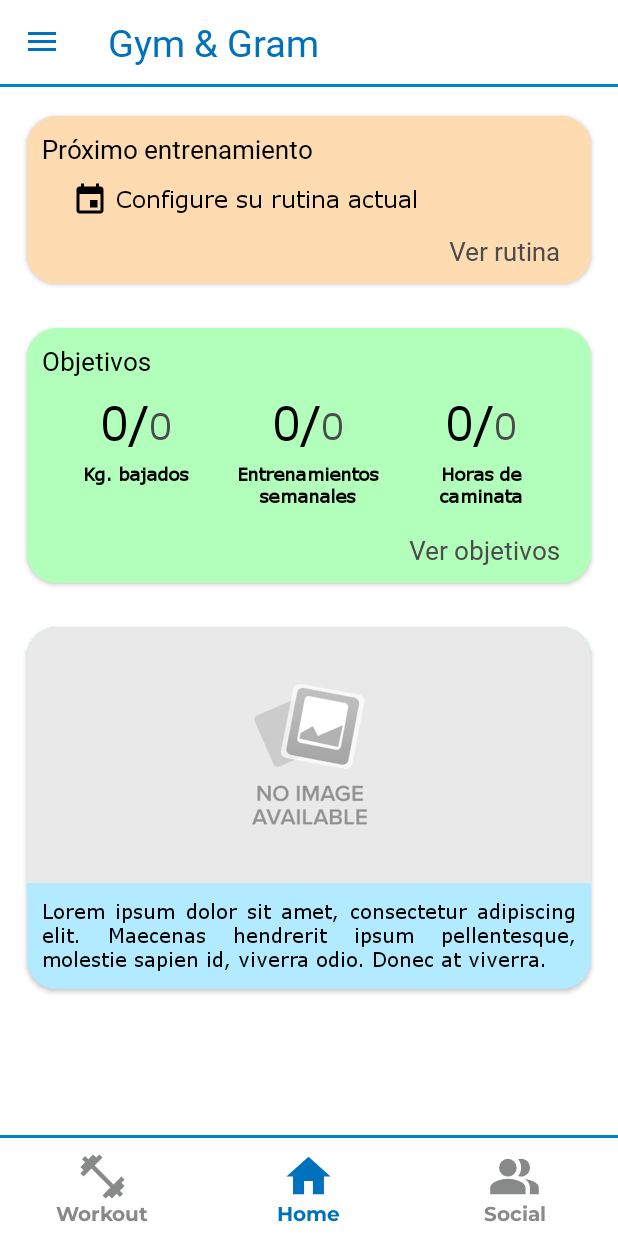
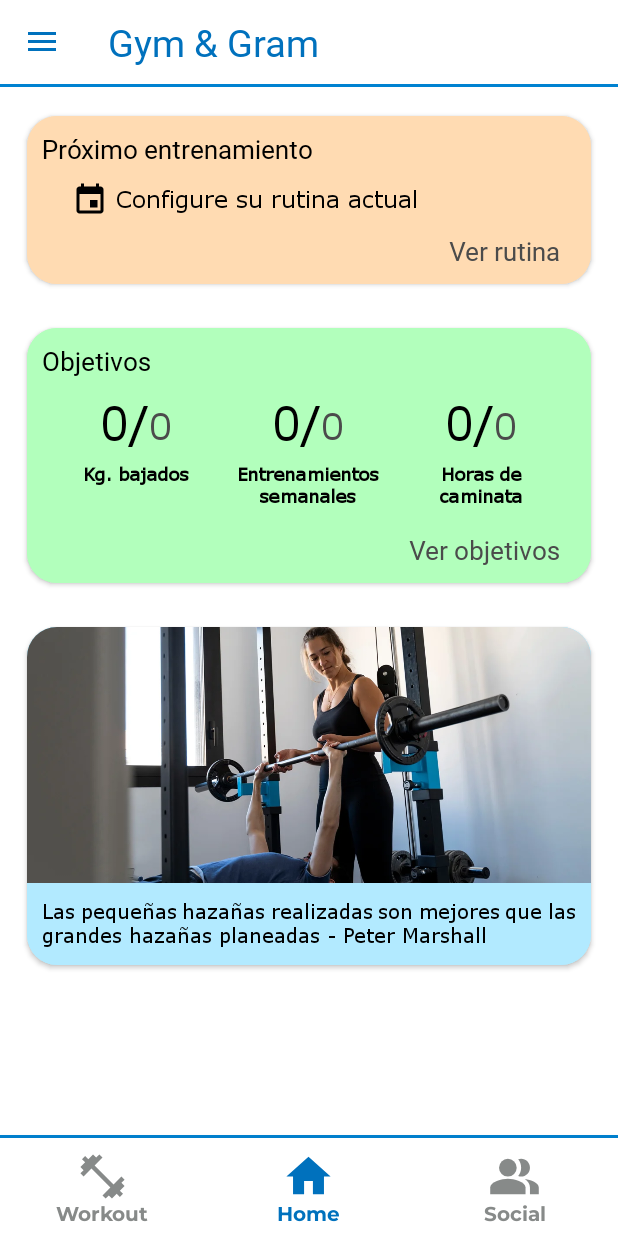
Before and after one commit to MateoJereb/GymAndGram, an Android app: the screen it shows after launch (MainActivity), on a phone screen of 412 x 824 dp. Run offline under Robolectric (Android 15) with nearby library versions, the phone set to English and light mode, and no system bars; our stand-ins replace CircleImageView, Room's generated code; 6 statements that could not run were skipped.

Commit message:
Se muestra aleatoriamente 1 frase y su imagen de 8 opciones en InicioFragment

```diff
--- a/app/src/main/java/com/isaiajereb/gymandgram/ui/InicioFragment.java
+++ b/app/src/main/java/com/isaiajereb/gymandgram/ui/InicioFragment.java
@@ -41,6 +41,7 @@ import java.time.temporal.TemporalUnit;
 import java.util.Collections;
 import java.util.Comparator;
 import java.util.List;
+import java.util.Random;
 
 public class InicioFragment extends Fragment {
 
@@ -108,6 +109,18 @@ public class InicioFragment extends Fragment {
                 }
             }
         });
+
+        elegirFrase();
+    }
+
+    private void elegirFrase() {
+        Integer[] imagenes = {R.drawable.imagen_1,R.drawable.imagen_2,R.drawable.imagen_3,R.drawable.imagen_4,R.drawable.imagen_5,R.drawable.imagen_6,R.drawable.imagen_7,R.drawable.imagen_8};
+        Integer[] frases = {R.string.frase1,R.string.frase2,R.string.frase3,R.string.frase4,R.string.frase5,R.string.frase6,R.string.frase7,R.string.frase8};
+
+        Integer numRandom = new Random().nextInt(8);
+
+        binding.fraseTextView.setText(frases[numRandom]);
+        binding.fraseImageView.setImageDrawable(getResources().getDrawable(imagenes[numRandom]));
     }
 
     private void calcularProximoEntrenamiento(List<Dia> dias){
--- a/app/src/main/res/values/strings.xml
+++ b/app/src/main/res/values/strings.xml
@@ -30,4 +30,17 @@
     <string name="kg">Kg</string>
     <string name="editar">Editar</string>
     <string name="eliminar">Eliminar</string>
+
+
+    <!-- Frases -->
+    <string name="frase1">"Vamos a conseguir muchas más cosas si pensamos que nada es imposible" - Vince Lombardi</string>
+    <string name="frase2">"Odié cada minuto de entrenamiento, pero dije, “no te rindas. Sufre ahora y vive el resto de tu vida como un campeón" - Muhammad Ali</string>
+    <string name="frase3">"La fuerza no viene de una capacidad física. Viene de una voluntad indomable" - Mahatma Gandhi</string>
+    <string name="frase4">"El primer paso es el más importante. Es el más crucial y más efectivo, ya que iniciará la dirección que has elegido" - Steve Backley</string>
+    <string name="frase5">Disciplina: es saber escoger entre lo que queremos ahora y lo que queremos para siempre</string>
+    <string name="frase6">"Las pequeñas hazañas realizadas son mejores que las grandes hazañas planeadas" - Peter Marshall</string>
+    <string name="frase7">"Para tener éxito, en primer lugar debemos creer que podemos" - Nikos Kazantzakis</string>
+    <string name="frase8">"No cuentes los días, haz que los días cuenten" - Muhammad Ali</string>
+
+
 </resources>
```
Also changed, not shown: app/src/main/res/drawable/imagen_1.jpg (added), app/src/main/res/drawable/imagen_2.jpg (added), app/src/main/res/drawable/imagen_4.jpg (added), app/src/main/res/drawable/imagen_5.jpg (added), app/src/main/res/drawable/imagen_6.png (added), app/src/main/res/drawable/imagen_7.jpg (added), app/src/main/res/drawable/imagen_8.png (added), 1 other file.
